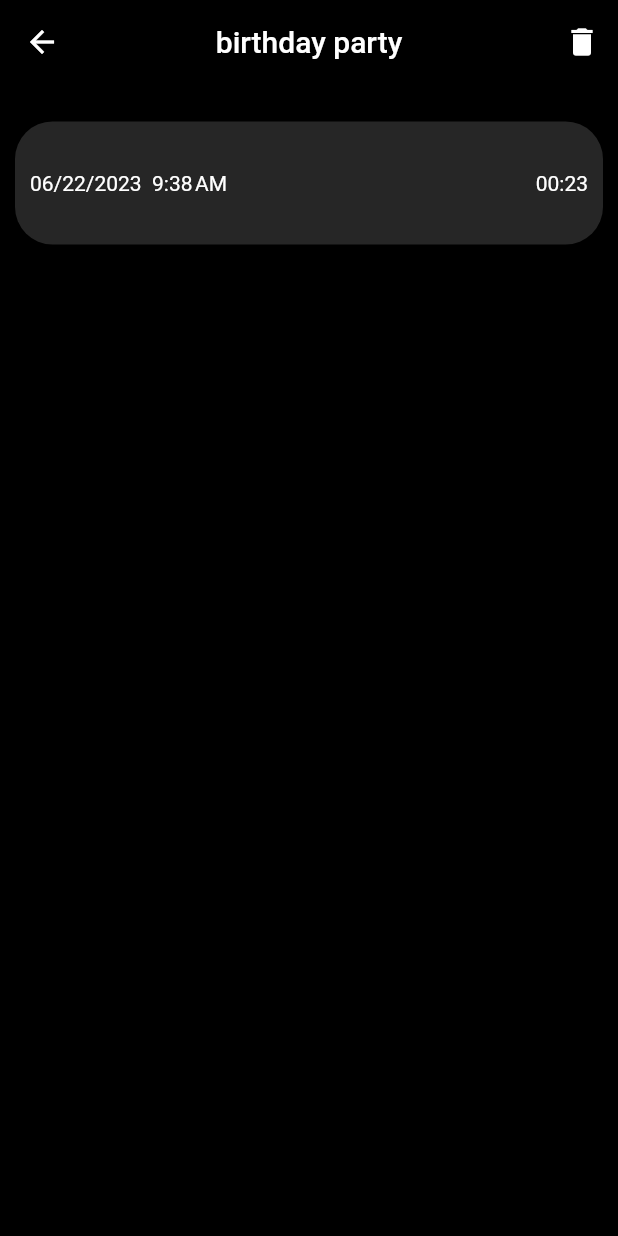
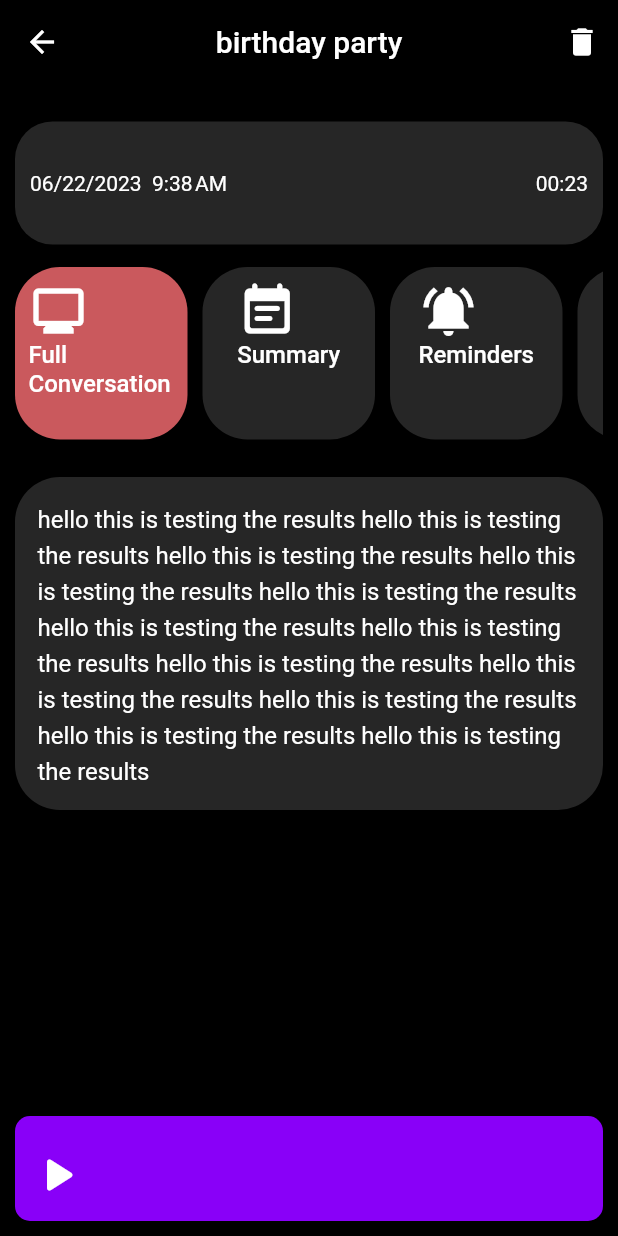
Before and after one commit to umgc/summer2023, a Flutter app: the screen it shows after launch, after a tap on "birthday party", on a phone screen of 412 x 824 dp. Run offline on Flutter 3.47's test engine with Material 2 defaults, Android fonts, the phone set to English and light mode, and no system bars; our stand-ins replace stop_watch_timer; missing offline and left inert: audio_waveforms.

Commit message:
details screen finished and updated the sample data

```diff
--- a/talker-mobile-app/lib/screens/conversationDetailsScreen.dart
+++ b/talker-mobile-app/lib/screens/conversationDetailsScreen.dart
@@ -3,6 +3,8 @@ import 'package:intl/intl.dart';
 import 'package:provider/provider.dart';
 import 'package:talker_mobile_app/models/conversation.dart';
 import 'package:talker_mobile_app/state/conversations_provider.dart';
+
+import '../widgets/transmogListItem.dart';
 
 class ConversationDetailsScreen extends StatefulWidget {
   const ConversationDetailsScreen({Key? key}) : super(key: key);
@@ -13,6 +15,10 @@ class ConversationDetailsScreen extends StatefulWidget {
 }
 
 class _ConversationDetailsScreenState extends State<ConversationDetailsScreen> {
+  int selectedIndex = 0;
+  final String resultsText =
+      "hello this is testing the results hello this is testing the results hello this is testing the results hello this is testing the results hello this is testing the results hello this is testing the results hello this is testing the results hello this is testing the results hello this is testing the results hello this is testing the results hello this is testing the results hello this is testing the results ";
+
   @override
   Widget build(BuildContext context) {
     final conversationsProvider = Provider.of<ConversationsProvider>(context);
@@ -29,7 +35,6 @@ class _ConversationDetailsScreenState extends State<ConversationDetailsScreen> {
 
     Widget renderDateAndDuration() {
       return Container(
-        margin: const EdgeInsets.only(left: 10, top: 25, right: 10),
         padding:
             const EdgeInsets.only(left: 10, top: 33, right: 10, bottom: 33),
         clipBehavior: Clip.hardEdge,
@@ -52,9 +57,42 @@ class _ConversationDetailsScreenState extends State<ConversationDetailsScreen> {
       );
     }
 
+    void onTransmogPress(int index) {
+      setState(() {
+        selectedIndex = index;
+      });
+    }
+
     Widget renderTransmogRow() {
-      return ListView(
-        scrollDirection: Axis.horizontal,
+      return Container(
+        margin: const EdgeInsets.only(top: 15),
+        height: 115,
+        child: ListView(
+          scrollDirection: Axis.horizontal,
+          physics: const BouncingScrollPhysics(),
+          children: [
+            TransmogListItem(
+                icon: Icons.monitor,
+                title: "Full Conversation",
+                showHighlight: selectedIndex == 0,
+                onTap: () => onTransmogPress(0)),
+            TransmogListItem(
+                icon: Icons.event_note_rounded,
+                title: "Summary",
+                showHighlight: selectedIndex == 1,
+                onTap: () => onTransmogPress(1)),
+            TransmogListItem(
+                icon: Icons.notifications_active,
+                title: "Reminders",
+                showHighlight: selectedIndex == 2,
+                onTap: () => onTransmogPress(2)),
+            TransmogListItem(
+                icon: Icons.restaurant,
+                title: "Food Order",
+                showHighlight: selectedIndex == 3,
+                onTap: () => onTransmogPress(3))
+          ],
+        ),
       );
     }
 
@@ -77,10 +115,50 @@ class _ConversationDetailsScreenState extends State<ConversationDetailsScreen> {
               ))
         ],
       ),
-      body: Column(
-        children: [
-          renderDateAndDuration(),
-        ],
+      body: Container(
+        margin: const EdgeInsets.only(left: 10, top: 25, right: 10),
+        child: Column(
+          children: [
+            renderDateAndDuration(),
+            renderTransmogRow(),
+            Expanded(
+              child: Column(
+                mainAxisAlignment: MainAxisAlignment.spaceBetween,
+                children: [
+                  Container(
+                    width: double.infinity,
+                    margin: const EdgeInsets.only(top: 25),
+                    padding: const EdgeInsets.all(15),
+                    decoration: const BoxDecoration(
+                        color: Color(0xFF262626),
+                        borderRadius: BorderRadius.all(Radius.circular(30))),
+                    child: Text(resultsText,
+                        style: const TextStyle(
+                            color: Colors.white, fontSize: 16, height: 1.5)),
+                  ),
+                  Container(
+                    width: double.infinity,
+                    height: 70,
+                    margin: const EdgeInsets.only(bottom: 10),
+                    decoration: const BoxDecoration(
+                        color: Color(0xFF8900F8),
+                        borderRadius: BorderRadius.all(Radius.circular(10))),
+                    child: const Row(
+                      mainAxisAlignment: MainAxisAlignment.spaceBetween,
+                      crossAxisAlignment: CrossAxisAlignment.center,
+                      children: [
+                        IconButton(
+                            onPressed: null,
+                            icon: Icon(Icons.play_arrow_rounded,
+                                color: Colors.white, size: 40))
+                      ],
+                    ),
+                  ),
+                ],
+              ),
+            ),
+          ],
+        ),
       ),
     );
   }
--- a/talker-mobile-app/lib/state/conversations_provider.dart
+++ b/talker-mobile-app/lib/state/conversations_provider.dart
@@ -5,7 +5,7 @@ import '../models/conversation.dart';
 
 final List<Conversation> sampleData = [
   Conversation(
-      title: 'restaurant order',
+      title: 'Restaurant order',
       recordedDate: DateTime.now(),
       duration: const Duration(minutes: 1, seconds: 20),
       content: '',
@@ -19,7 +19,7 @@ final List<Conversation> sampleData = [
       audioFilePath: '',
       id: ''),
   Conversation(
-      title: 'dinner with friend',
+      title: 'Dinner with friend',
       recordedDate: DateTime.now().add(const Duration(days: -120)),
       duration: const Duration(minutes: 22, seconds: 164),
       content: '',
@@ -33,7 +33,7 @@ final List<Conversation> sampleData = [
       audioFilePath: '',
       id: ''),
   Conversation(
-      title: 'order 1',
+      title: 'Order 1',
       recordedDate: DateTime.now().add(const Duration(minutes: -2340)),
       duration: const Duration(minutes: 29, seconds: 59),
       content: '',
@@ -47,7 +47,7 @@ final List<Conversation> sampleData = [
       audioFilePath: '',
       id: ''),
   Conversation(
-      title: 'date',
+      title: 'Date',
       recordedDate: DateTime.now().add(const Duration(days: -2000)),
       duration: const Duration(minutes: 1, seconds: 1),
       content: '',
@@ -61,7 +61,7 @@ final List<Conversation> sampleData = [
       audioFilePath: '',
       id: ''),
   Conversation(
-      title: 'work meeting',
+      title: 'Work meeting',
       recordedDate: DateTime.now().add(const Duration(days: -10000)),
       duration: const Duration(minutes: 0, seconds: 3),
       content: '',
@@ -75,7 +75,7 @@ final List<Conversation> sampleData = [
       audioFilePath: '',
       id: ''),
   Conversation(
-      title: 'dentist',
+      title: 'Dentist',
       recordedDate: DateTime.now().add(const Duration(minutes: -3)),
       duration: const Duration(minutes: 5, seconds: 56),
       content: '',
@@ -89,7 +89,7 @@ final List<Conversation> sampleData = [
       audioFilePath: '',
       id: ''),
   Conversation(
-      title: 'therapist',
+      title: 'Therapist',
       recordedDate: DateTime.now().add(const Duration(days: -121)),
       duration: const Duration(minutes: 3, seconds: 30),
       content: '',
--- a/talker-mobile-app/lib/widgets/transmogListItem.dart
+++ b/talker-mobile-app/lib/widgets/transmogListItem.dart
@@ -2,14 +2,43 @@ import 'package:flutter/material.dart';
 
 class TransmogListItem extends StatelessWidget {
   const TransmogListItem(
-      {required this.showHighlight, required this.onTap, Key? key})
+      {required this.title,
+      required this.icon,
+      required this.showHighlight,
+      required this.onTap,
+      Key? key})
       : super(key: key);
 
+  final String title;
+  final IconData icon;
   final bool showHighlight;
   final Function() onTap;
 
   @override
   Widget build(BuildContext context) {
-    return const Placeholder();
+    return Container(
+        margin: const EdgeInsets.only(right: 10),
+        width: 115,
+        clipBehavior: Clip.hardEdge,
+        decoration: BoxDecoration(
+            color: showHighlight
+                ? const Color(0xFFCA595D)
+                : const Color(0xFF262626),
+            borderRadius: const BorderRadius.all(Radius.circular(30))),
+        child: TextButton(
+          onPressed: onTap,
+          child: Container(
+            padding: const EdgeInsets.all(1),
+            child: Column(
+              mainAxisAlignment: MainAxisAlignment.start,
+              crossAxisAlignment: CrossAxisAlignment.start,
+              children: [
+                Icon(icon, color: Colors.white, size: 40),
+                Text(title,
+                    style: const TextStyle(color: Colors.white, fontSize: 16))
+              ],
+            ),
+          ),
+        ));
   }
 }
```
